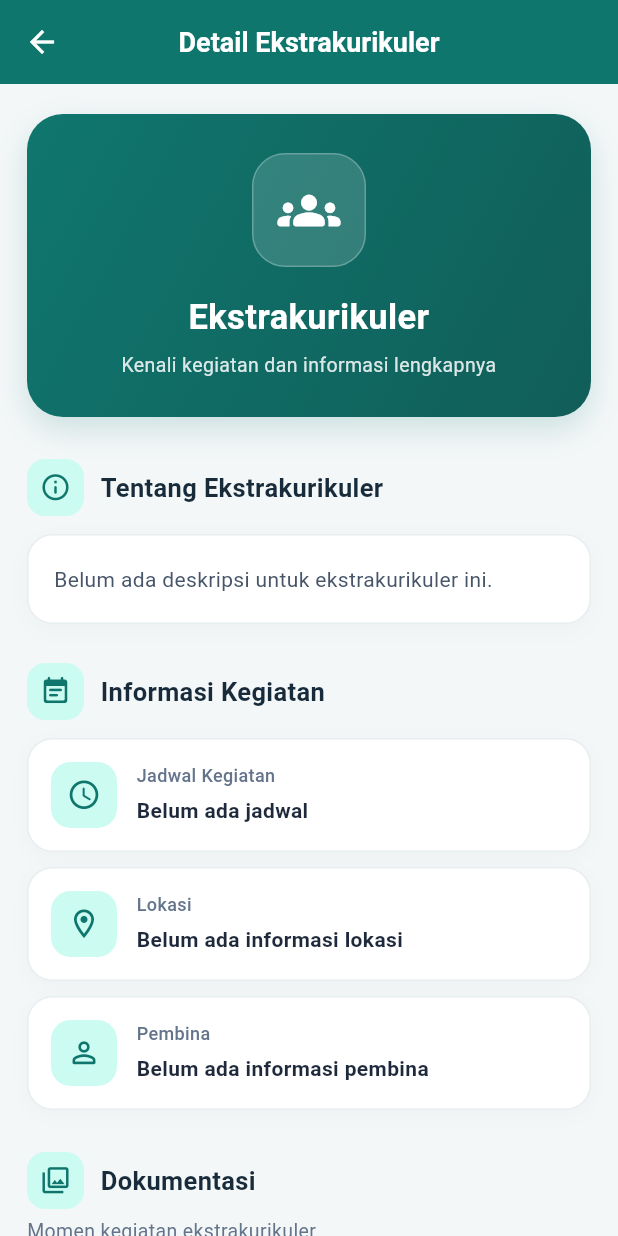
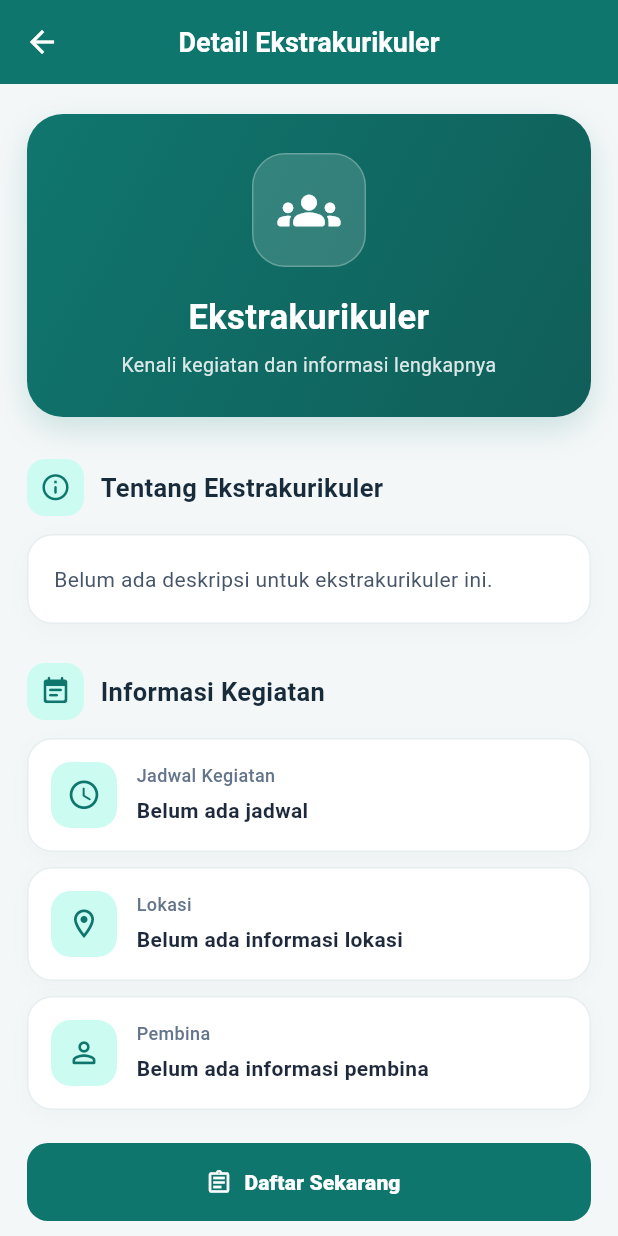
Before and after one commit to diniartika2402-spec/MyEkskul, a Flutter app: the DetailEkstrakurikulerPage screen opened directly with empty values, on a phone screen of 412 x 824 dp. Run offline on Flutter 3.47's test engine with Material 3 defaults, Android fonts, the phone set to English and light mode, and no system bars; our stand-ins replace image_picker; Roboto replaces fonts that are missing (Poppins).

Commit message:
feat: add registration button to extracurricular detail

```diff
--- a/lib/pages/user/detail_ekstrakurikuler_page.dart
+++ b/lib/pages/user/detail_ekstrakurikuler_page.dart
@@ -145,6 +145,42 @@ class DetailEkstrakurikulerPage extends StatelessWidget {
   title: 'Pembina',
   value: pembina,
   emptyText: 'Belum ada informasi pembina',
+),
+
+// TOMBOL PENDAFTARAN
+const SizedBox(height: 22),
+
+SizedBox(
+  width: double.infinity,
+  height: 52,
+  child: ElevatedButton.icon(
+    onPressed: () {
+      Navigator.push(
+        context,
+        MaterialPageRoute(
+          builder: (_) => PendaftaranPage(
+            namaEkskul: nama,
+          ),
+        ),
+      );
+    },
+    icon: const Icon(Icons.assignment_outlined),
+    label: const Text(
+      'Daftar Sekarang',
+      style: TextStyle(
+        fontSize: 14,
+        fontWeight: FontWeight.w800,
+      ),
+    ),
+    style: ElevatedButton.styleFrom(
+      backgroundColor: primary,
+      foregroundColor: Colors.white,
+      elevation: 0,
+      shape: RoundedRectangleBorder(
+        borderRadius: BorderRadius.circular(14),
+      ),
+    ),
+  ),
 ),
 
 const SizedBox(height: 28),
```
Lines whose indentation alone changed are shown as unchanged.
